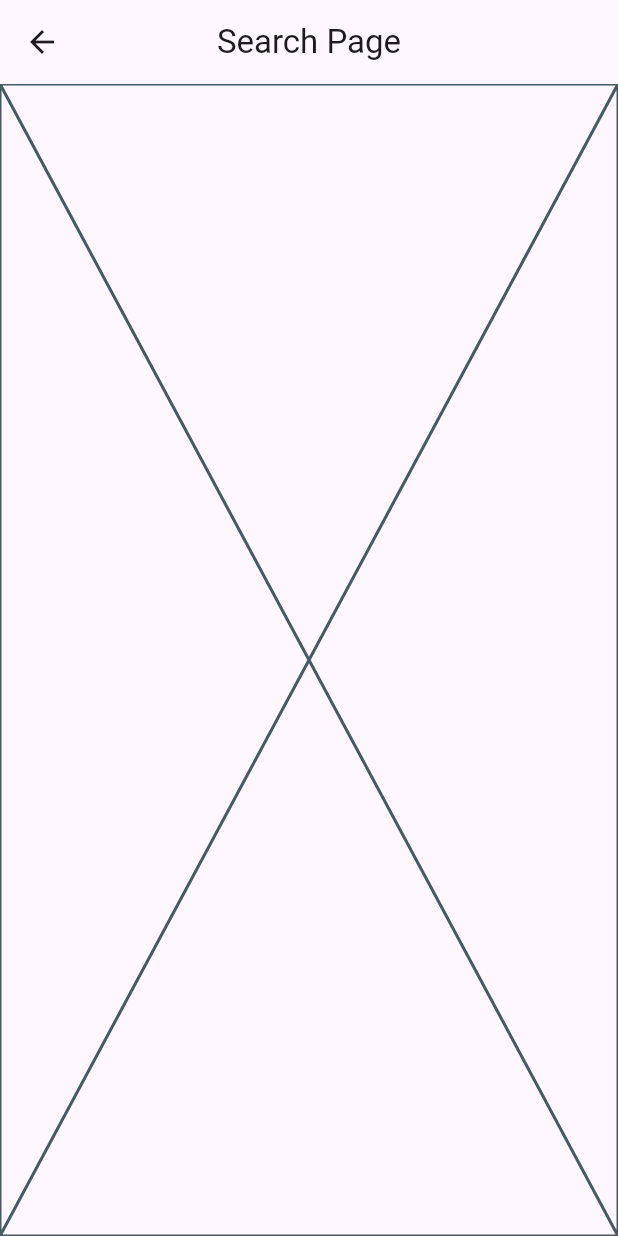
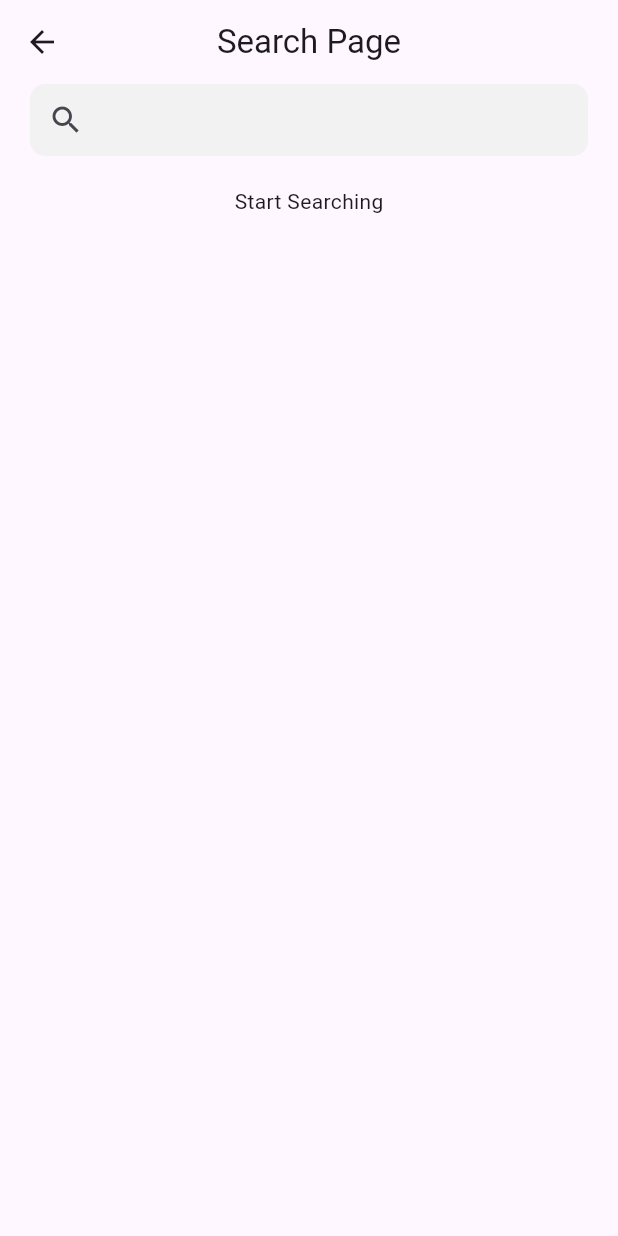
Before and after one commit to shaharex/flutter_bloc, a Flutter app: the PostSearchPage screen opened directly, on a phone screen of 412 x 824 dp. Run offline on Flutter 3.47's test engine with Material 3 defaults, Android fonts, the phone set to English and light mode, and no system bars; our stand-ins replace dio, equatable, flutter_bloc; network calls fail.

Commit message:
search_fixed

```diff
--- a/lib/posts/presentation/bloc/post_details_bloc/post_details_bloc.dart
+++ b/lib/posts/presentation/bloc/post_details_bloc/post_details_bloc.dart
@@ -15,8 +15,6 @@ class PostDetailsBloc extends Bloc<PostDetailsEvent, PostDetailsState> {
   }
 
   _onFetchPostById(FetchPostById event, Emitter<PostDetailsState> emit) async {
-    if (state is PostDetailsLoaded) return;
-
     emit(PostDetailsLoading());
 
     try {
--- a/lib/posts/presentation/pages/post_search_page.dart
+++ b/lib/posts/presentation/pages/post_search_page.dart
@@ -1,15 +1,14 @@
 import 'package:bloc_learning/posts/data/datasources/remote_data_sources.dart';
 import 'package:bloc_learning/posts/data/repositories/post_repository_imp.dart';
 import 'package:bloc_learning/posts/domain/usecases/get_posts_by_id.dart';
+import 'package:bloc_learning/posts/posts.dart';
 import 'package:flutter/material.dart';
 import 'package:flutter_bloc/flutter_bloc.dart';
 
 import '../bloc/post_details_bloc/post_details_bloc.dart';
 
 class PostSearchPage extends StatelessWidget {
-  PostSearchPage({super.key});
-
-  final TextEditingController controller = TextEditingController();
+  const PostSearchPage({super.key});
 
   @override
   Widget build(BuildContext context) {
@@ -19,20 +18,75 @@ class PostSearchPage extends StatelessWidget {
         centerTitle: true,
       ),
       body: BlocProvider(
-          create: (_) => PostDetailsBloc(
-              getPostByIdUseCase: GetPostsByIdUseCase(
-                  PostRepositoryImp(remoteDataSources: RemoteDataSources())))
-            ..add(FetchPostById(int.parse(controller.text))),
-          child: SearchView()),
+        create: (_) => PostDetailsBloc(
+            getPostByIdUseCase: GetPostsByIdUseCase(
+                PostRepositoryImp(remoteDataSources: RemoteDataSources()))),
+        child: SearchView(),
+      ),
     );
   }
 }
 
 class SearchView extends StatelessWidget {
-  const SearchView({super.key});
+  SearchView({super.key});
+  TextEditingController controller = TextEditingController();
 
   @override
   Widget build(BuildContext context) {
-    return const Placeholder();
+    return Column(
+      children: [
+        Container(
+          margin: const EdgeInsets.symmetric(horizontal: 20),
+          clipBehavior: Clip.hardEdge,
+          decoration: BoxDecoration(
+            color: const Color.fromARGB(255, 243, 242, 242),
+            borderRadius: BorderRadius.circular(10),
+          ),
+          child: TextField(
+            controller: controller,
+            decoration: InputDecoration(
+              border: InputBorder.none,
+              prefixIcon: IconButton(
+                  onPressed: () {
+                    if (int.tryParse(controller.text) is int) {
+                      context
+                          .read<PostDetailsBloc>()
+                          .add(FetchPostById(int.parse(controller.text)));
+                    } else {
+                      ScaffoldMessenger.of(context).showSnackBar(
+                        const SnackBar(
+                          content: Text("Numbers only"),
+                        ),
+                      );
+                    }
+                  },
+                  icon: const Icon(Icons.search)),
+            ),
+          ),
+        ),
+        const SizedBox(height: 20),
+        BlocBuilder<PostDetailsBloc, PostDetailsState>(
+            builder: (context, state) {
+          if (state is PostDetailsLoading) {
+            return const Center(
+              child: CircularProgressIndicator(
+                strokeWidth: 2,
+              ),
+            );
+          } else if (state is PostDetailsLoaded) {
+            return PostListItem(post: state.post);
+          } else if (state is PostDetailsError) {
+            return Text(state.message);
+          } else if (state is PostDetailsInitial) {
+            return const Center(
+              child: Text("Start Searching"),
+            );
+          }
+          return const Center(
+            child: Text("jk"),
+          );
+        })
+      ],
+    );
   }
 }
```
Also changed, not shown: lib/posts/presentation/pages/post_page.dart (+16 -4 lines).
